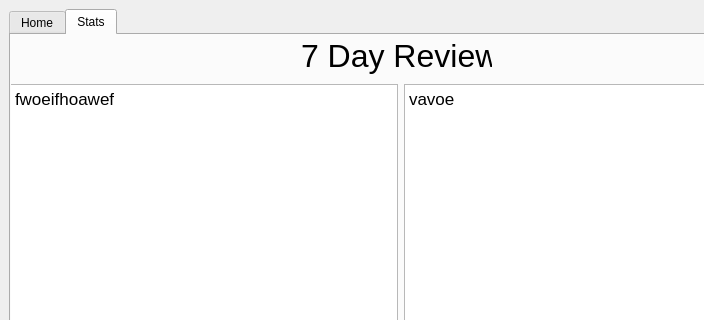
Qt form mainwindow.ui (lucastmah/NWHacks2022) before a commit; both pictures show x 0 to 704 and y 0 to 320 of the 800 by 600 pixel window.
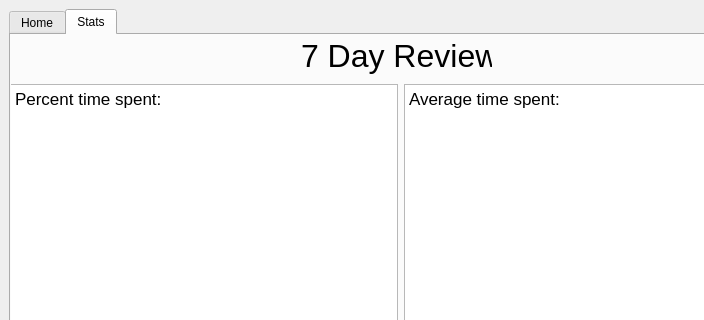
The same form after that commit. Custom widgets are drawn as their Qt base class.

Commit message: Adjust ui starting text in stats page

Patch:
```diff
--- a/mainwindow.ui
+++ b/mainwindow.ui
@@ -166,8 +166,7 @@
 &lt;html&gt;&lt;head&gt;&lt;meta name=&quot;qrichtext&quot; content=&quot;1&quot; /&gt;&lt;meta charset=&quot;utf-8&quot; /&gt;&lt;style type=&quot;text/css&quot;&gt;
 p, li { white-space: pre-wrap; }
 &lt;/style&gt;&lt;/head&gt;&lt;body style=&quot; font-family:'.AppleSystemUIFont'; font-size:13pt; font-weight:400; font-style:normal;&quot;&gt;
-&lt;p style=&quot; margin-top:0px; margin-bottom:0px; margin-left:0px; margin-right:0px; -qt-block-indent:0; text-indent:0px;&quot;&gt;fwoeifhoawef&lt;/p&gt;
-&lt;p style=&quot;-qt-paragraph-type:empty; margin-top:0px; margin-bottom:0px; margin-left:0px; margin-right:0px; -qt-block-indent:0; text-indent:0px;&quot;&gt;&lt;br /&gt;&lt;/p&gt;&lt;/body&gt;&lt;/html&gt;</string>
+&lt;p style=&quot; margin-top:0px; margin-bottom:0px; margin-left:0px; margin-right:0px; -qt-block-indent:0; text-indent:0px;&quot;&gt;Percent time spent:&lt;/p&gt;&lt;/body&gt;&lt;/html&gt;</string>
            </property>
           </widget>
          </item>
@@ -178,7 +177,7 @@
 &lt;html&gt;&lt;head&gt;&lt;meta name=&quot;qrichtext&quot; content=&quot;1&quot; /&gt;&lt;meta charset=&quot;utf-8&quot; /&gt;&lt;style type=&quot;text/css&quot;&gt;
 p, li { white-space: pre-wrap; }
 &lt;/style&gt;&lt;/head&gt;&lt;body style=&quot; font-family:'.AppleSystemUIFont'; font-size:13pt; font-weight:400; font-style:normal;&quot;&gt;
-&lt;p style=&quot; margin-top:0px; margin-bottom:0px; margin-left:0px; margin-right:0px; -qt-block-indent:0; text-indent:0px;&quot;&gt;vavoe&lt;/p&gt;&lt;/body&gt;&lt;/html&gt;</string>
+&lt;p style=&quot; margin-top:0px; margin-bottom:0px; margin-left:0px; margin-right:0px; -qt-block-indent:0; text-indent:0px;&quot;&gt;Average time spent:&lt;/p&gt;&lt;/body&gt;&lt;/html&gt;</string>
            </property>
           </widget>
          </item>
```
